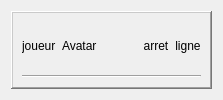
Qt form StreetCar/StreetCar/PlayerWidget.ui (paboccard/Projet_Prog_Jeu) before a commit.
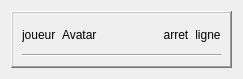
The same form after that commit.

What changed in the file:
```diff
--- a/StreetCar/StreetCar/PlayerWidget.ui
+++ b/StreetCar/StreetCar/PlayerWidget.ui
@@ -2,6 +2,20 @@
 <ui version="4.0">
  <class>PlayerWidget</class>
  <widget class="QWidget" name="PlayerWidget">
+  <property name="geometry">
+   <rect>
+    <x>0</x>
+    <y>0</y>
+    <width>243</width>
+    <height>79</height>
+   </rect>
+  </property>
+  <property name="sizePolicy">
+   <sizepolicy hsizetype="Maximum" vsizetype="Maximum">
+    <horstretch>0</horstretch>
+    <verstretch>0</verstretch>
+   </sizepolicy>
+  </property>
   <property name="windowTitle">
    <string>Form</string>
   </property>
```
